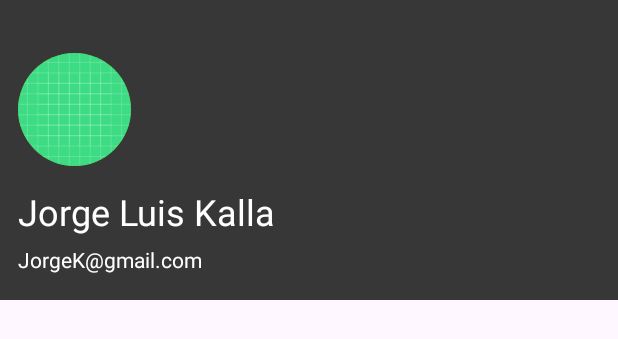
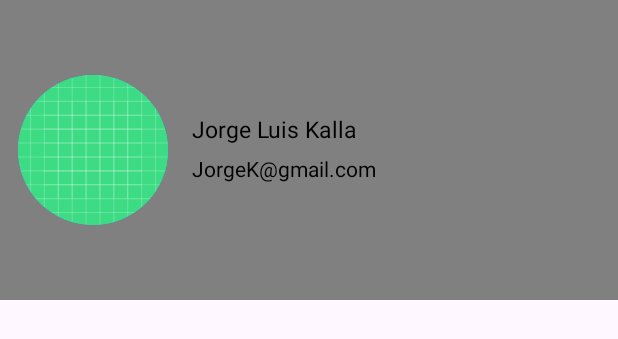
Before and after one commit to ElQuenta/TDone, an Android app: the layout header_layout.xml on its own in the app's theme, with its tools: preview values and no code run, on a phone screen of 412 x 824 dp. Shown: the top 339 px of the screen. Run offline under Robolectric (Android 15) with nearby library versions, the phone set to English and light mode, and no system bars.

Commit message:
arreglos_nav_drawer

```diff
--- a/app/build.gradle.kts
+++ b/app/build.gradle.kts
@@ -46,7 +46,6 @@ dependencies {
 
     //DataStore Persistencia de Datos
     implementation("androidx.datastore:datastore-preferences:1.0.0")
-
     implementation ("de.hdodenhof:circleimageview:3.1.0")
 
     implementation("androidx.core:core-ktx:1.9.0")
--- a/app/src/main/res/drawable/circle_shape.xml
+++ b/app/src/main/res/drawable/circle_shape.xml
@@ -1,5 +1,5 @@
 <?xml version="1.0" encoding="utf-8"?>
 <shape xmlns:android="http://schemas.android.com/apk/res/android">
-    <solid android:color="@android:color/holo_green_dark" />
+    <solid android:color="@android:color/holo_blue_bright" />
     <corners android:radius="1000dp" />
 </shape>
--- a/app/src/main/res/layout/activity_main.xml
+++ b/app/src/main/res/layout/activity_main.xml
@@ -20,7 +20,7 @@
         android:layout_width="wrap_content"
         android:layout_height="match_parent"
         android:layout_gravity="start"
-        android:background="@color/yellow"
+        android:background="@color/white"
         android:fitsSystemWindows="true"
         app:headerLayout="@layout/header_layout"
         app:menu="@menu/main_menu" />
--- a/app/src/main/res/layout/header_layout.xml
+++ b/app/src/main/res/layout/header_layout.xml
@@ -4,39 +4,42 @@
     xmlns:tools="http://schemas.android.com/tools"
     android:layout_width="match_parent"
     android:layout_height="200dp"
-    android:background="@color/gray"
+    android:background="@color/colorGris"
     tools:context=".MainActivity">
 
     <de.hdodenhof.circleimageview.CircleImageView
         android:id="@+id/iv_profile"
-        android:layout_width="75dp"
-        android:layout_height="75dp"
+        android:layout_width="100dp"
+        android:layout_height="100dp"
         android:onClick="pickPhoto"
         android:layout_marginStart="12dp"
-        android:layout_marginTop="35dp"
+        android:layout_marginTop="50dp"
         app:layout_constraintStart_toStartOf="parent"
         app:layout_constraintTop_toTopOf="parent"
-        android:background="@drawable/circle_shape"
-        app:srcCompat="@drawable/ic_launcher_background" />
+        app:srcCompat="@drawable/ic_launcher_background"
+        android:background="@drawable/circle_shape" />
 
     <TextView
         android:id="@+id/tv_user_name"
         android:layout_width="wrap_content"
         android:layout_height="wrap_content"
-        android:layout_marginTop="14dp"
+        android:layout_marginStart="16dp"
+        android:layout_marginTop="25dp"
         tools:text="Jorge Luis Kalla"
-        android:textColor="@color/white"
-        android:textSize="24sp"
-        app:layout_constraintStart_toStartOf="@+id/iv_profile"
-        app:layout_constraintTop_toBottomOf="@+id/iv_profile" />
+        android:textColor="@color/black"
+        android:textSize="15sp"
+        app:layout_constraintStart_toEndOf="@+id/iv_profile"
+        app:layout_constraintTop_toTopOf="@+id/iv_profile" />
 
     <TextView
         android:id="@+id/tv_user_email"
         android:layout_width="wrap_content"
         android:layout_height="wrap_content"
+        android:layout_marginStart="16dp"
         android:layout_marginTop="6dp"
         tools:text="JorgeK@gmail.com"
-        android:textColor="@color/white"
-        app:layout_constraintStart_toStartOf="@+id/tv_user_name"
+        android:textColor="@color/black"
+        app:layout_constraintStart_toEndOf="@+id/iv_profile"
         app:layout_constraintTop_toBottomOf="@+id/tv_user_name" />
+
 </androidx.constraintlayout.widget.ConstraintLayout>
```
